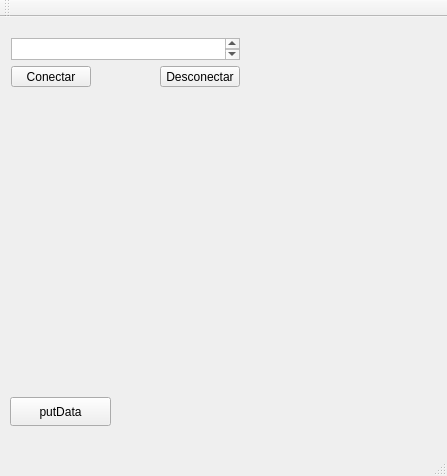
Old version of the form QtTcpClientProducer/mainwindow.ui in the repository Cogitus/QtmoduloSupervisorio.
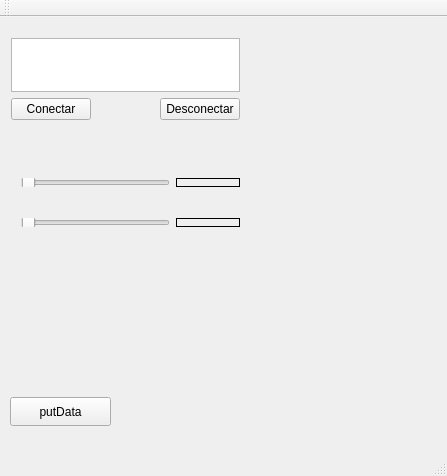
New version of the form.

Commit message:
Update na Tela principal
adicionei horizontalSlider_Minimo e horizontalSlider_Maximo, adicionei também lcdNumber_Minimo e lcdNumber_Maximo. Ajustei ambos em contâineres.

The edit to the form file:
```diff
--- a/QtTcpClientProducer/mainwindow.ui
+++ b/QtTcpClientProducer/mainwindow.ui
@@ -33,7 +33,7 @@
       <x>0</x>
       <y>10</y>
       <width>251</width>
-      <height>71</height>
+      <height>104</height>
      </rect>
     </property>
     <layout class="QVBoxLayout" name="verticalLayout">
@@ -73,6 +73,67 @@
      </item>
     </layout>
    </widget>
+   <widget class="QWidget" name="horizontalLayoutWidget_2">
+    <property name="geometry">
+     <rect>
+      <x>10</x>
+      <y>190</y>
+      <width>241</width>
+      <height>31</height>
+     </rect>
+    </property>
+    <layout class="QHBoxLayout" name="horizontalLayout_2">
+     <item>
+      <widget class="QSlider" name="horizontalSlider_Minimo">
+       <property name="orientation">
+        <enum>Qt::Horizontal</enum>
+       </property>
+      </widget>
+     </item>
+     <item>
+      <widget class="QLCDNumber" name="lcdNumber_Minimo">
+       <property name="frameShape">
+        <enum>QFrame::Box</enum>
+       </property>
+       <property name="frameShadow">
+        <enum>QFrame::Plain</enum>
+       </property>
+       <property name="segmentStyle">
+        <enum>QLCDNumber::Flat</enum>
+       </property>
+      </widget>
+     </item>
+    </layout>
+   </widget>
+   <widget class="QWidget" name="horizontalLayoutWidget_3">
+    <property name="geometry">
+     <rect>
+      <x>10</x>
+      <y>150</y>
+      <width>241</width>
+      <height>31</height>
+     </rect>
+    </property>
+    <layout class="QHBoxLayout" name="horizontalLayout_3">
+     <item>
+      <widget class="QSlider" name="horizontalSlider_Maximo">
+       <property name="orientation">
+        <enum>Qt::Horizontal</enum>
+       </property>
+      </widget>
+     </item>
+     <item>
+      <widget class="QLCDNumber" name="lcdNumber_Maximo">
+       <property name="frameShadow">
+        <enum>QFrame::Plain</enum>
+       </property>
+       <property name="segmentStyle">
+        <enum>QLCDNumber::Flat</enum>
+       </property>
+      </widget>
+     </item>
+    </layout>
+   </widget>
   </widget>
   <widget class="QMenuBar" name="menuBar">
    <property name="geometry">
```
